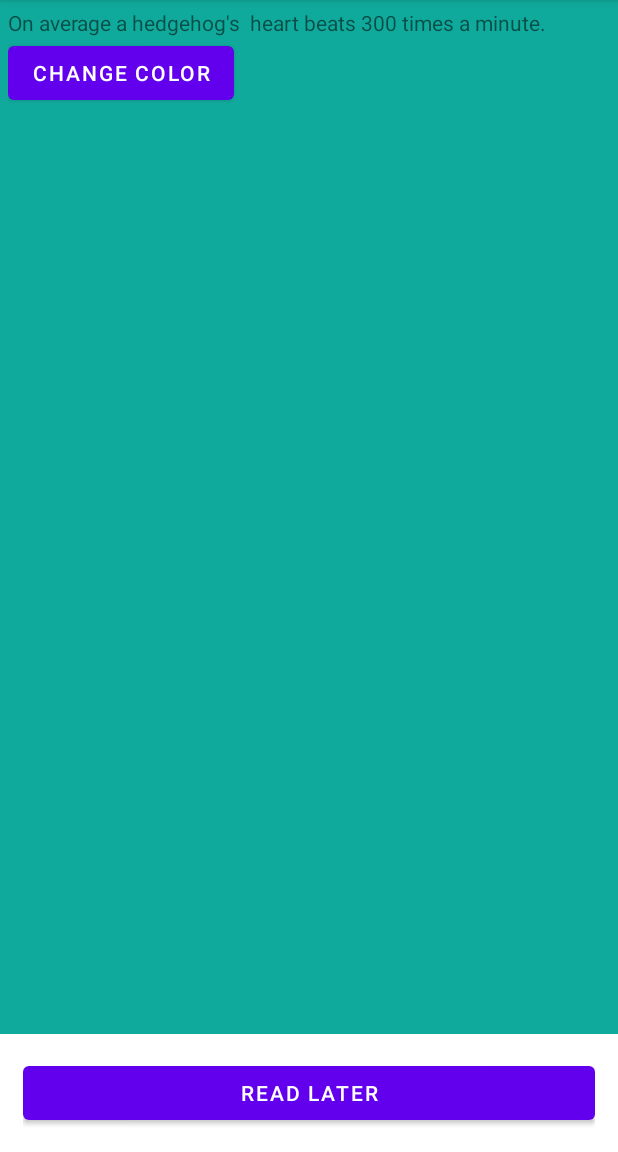
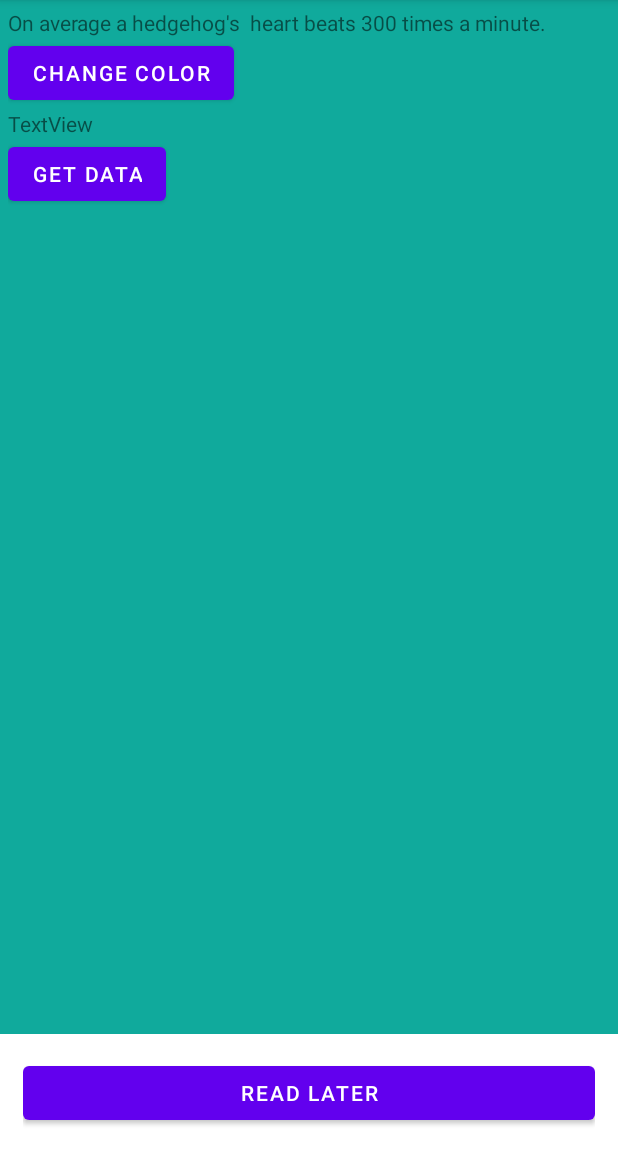
Before and after one commit to ys2409/KnowYourFacts, an Android app: the screen it shows after launch (MainActivity), on a phone screen of 412 x 824 dp, the part 84-1236 px from its top. Run offline under Robolectric (Android 15) with nearby library versions, the phone set to English and light mode, and no system bars; our stand-ins replace Picasso; pictures from the network do not load; 3 statements that could not run were skipped.

Commit message:
Merge remote-tracking branch 'origin/master'
# Conflicts:
#	app/src/main/java/com/myapplicationdev/android/knowyourfacts/Fragment1.java
#	app/src/main/res/layout/fragment_1.xml

```diff
--- a/app/src/main/res/layout/fragment_1.xml
+++ b/app/src/main/res/layout/fragment_1.xml
@@ -21,6 +21,18 @@
         android:layout_height="wrap_content"
         android:text="change color" />
 
+    <TextView
+        android:id="@+id/tvRss"
+        android:layout_width="match_parent"
+        android:layout_height="wrap_content"
+        android:text="TextView" />
+
+    <Button
+        android:id="@+id/btnRss"
+        android:layout_width="wrap_content"
+        android:layout_height="wrap_content"
+        android:text="get data" />
+
     <ImageView
         android:id="@+id/imageView"
         android:layout_width="800px"
```
Also changed, not shown: gradle/wrapper/gradle-wrapper.properties.
